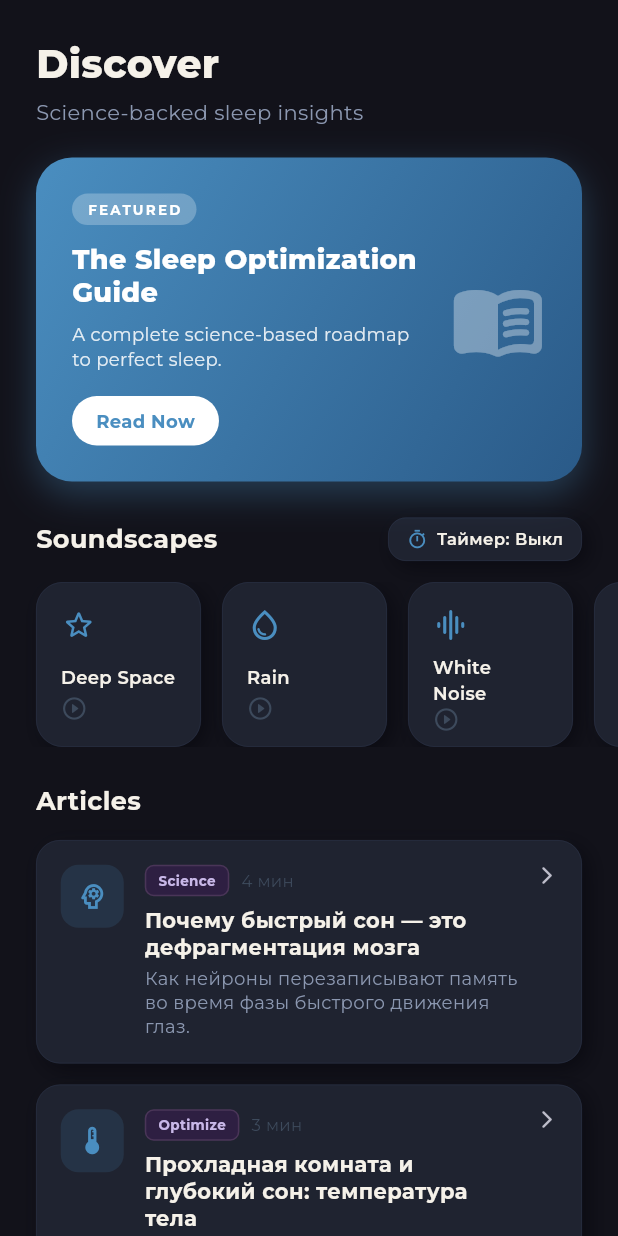
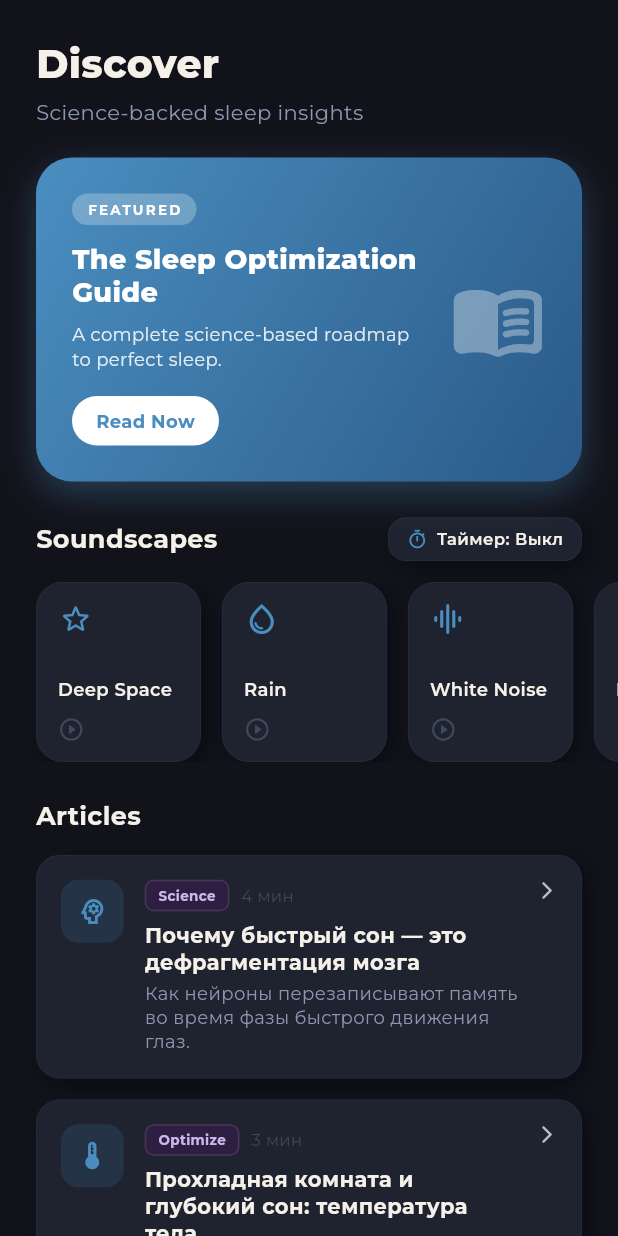
Before and after one commit to Nezofaroo/sleep-app, a Flutter app: the DiscoverPage screen opened directly, on a phone screen of 412 x 824 dp. Run offline on Flutter 3.47's test engine with Material 3 defaults, Android fonts, the light colour scheme and no system bars; our stand-ins replace audioplayers, file_picker, fl_chart, flutter_local_notifications, google_fonts, hive and 2 more; missing offline and left inert: flutter_background_service, record; accounts and stored records are empty.

Commit message:
Fix overflow and icons

```diff
--- a/lib/pages/discover_page.dart
+++ b/lib/pages/discover_page.dart
@@ -373,7 +373,7 @@ class _DiscoverPageState extends State<DiscoverPage> {
         ),
       ),
       SizedBox(
-        height: 110,
+        height: 120,
         child: ListView.separated(
           padding: const EdgeInsets.symmetric(horizontal: 24),
           scrollDirection: Axis.horizontal,
@@ -423,7 +423,7 @@ class _SoundscapeTile extends StatelessWidget {
       child: AnimatedContainer(
         duration: const Duration(milliseconds: 200),
         width: 110,
-        padding: const EdgeInsets.all(16),
+        padding: const EdgeInsets.symmetric(horizontal: 14, vertical: 12),
         decoration: playing
             ? BoxDecoration(
                 gradient: LinearGradient(
```
Also changed, not shown: 5 other files.
